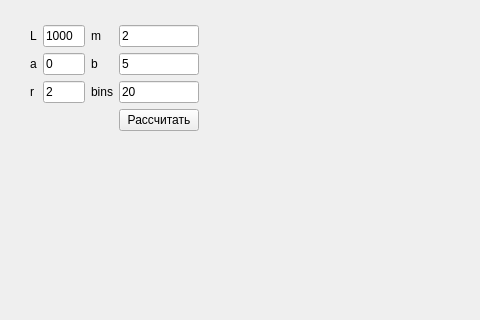
lorancew-l/queueing, file gui/ui.ui: the form before one commit; both pictures show x 0 to 480 and y 0 to 320 of the 935 by 669 pixel window.
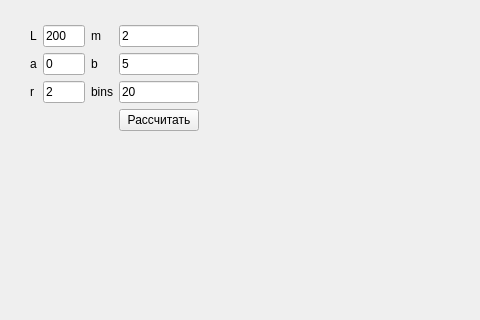
The form after the commit.

```diff
--- a/gui/ui.ui
+++ b/gui/ui.ui
@@ -51,7 +51,7 @@
       <item row="3" column="1">
        <widget class="QLineEdit" name="N">
         <property name="text">
-         <string>1000</string>
+         <string>200</string>
         </property>
        </widget>
       </item>
```
